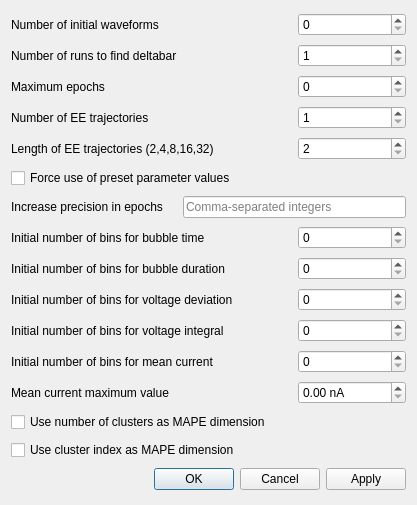
Before: the Qt Designer form src/gui/wavegendatadialog.ui in CompEphys-team/rtdo, drawn with Qt 5.
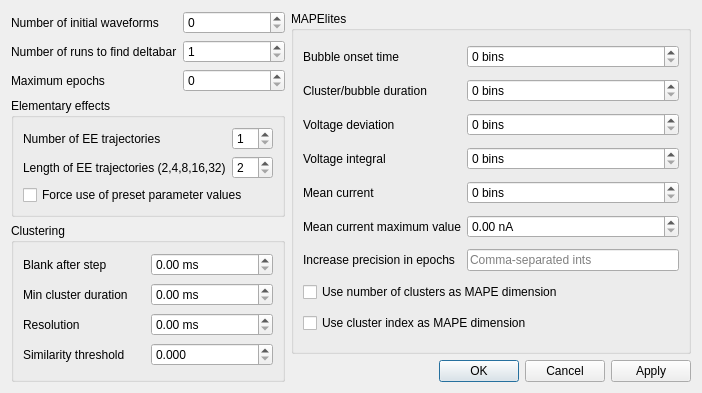
After: the same form once the commit is applied.

Commit message: Added cluster settings to WavegenData GUI

```diff
--- a/src/gui/wavegendatadialog.ui
+++ b/src/gui/wavegendatadialog.ui
@@ -6,8 +6,8 @@
    <rect>
     <x>0</x>
     <y>0</y>
-    <width>417</width>
-    <height>505</height>
+    <width>702</width>
+    <height>393</height>
    </rect>
   </property>
   <property name="windowTitle">
@@ -21,7 +21,7 @@
      </property>
     </widget>
    </item>
-   <item row="0" column="2">
+   <item row="0" column="1">
     <widget class="QSpinBox" name="nInitialWaves">
      <property name="maximum">
       <number>10000000</number>
@@ -35,7 +35,7 @@
      </property>
     </widget>
    </item>
-   <item row="1" column="2">
+   <item row="1" column="1">
     <widget class="QSpinBox" name="nDeltabarRuns">
      <property name="minimum">
       <number>1</number>
@@ -52,35 +52,41 @@
      </property>
     </widget>
    </item>
-   <item row="2" column="2">
+   <item row="2" column="1">
     <widget class="QSpinBox" name="maxIterations">
      <property name="maximum">
       <number>10000000</number>
      </property>
     </widget>
    </item>
-   <item row="3" column="0">
+   <item row="3" column="0" colspan="2">
+    <widget class="QGroupBox" name="groupBox_2">
+     <property name="title">
+      <string>Elementary effects</string>
+     </property>
+     <layout class="QGridLayout" name="gridLayout_3">
+      <item row="0" column="0">
     <widget class="QLabel" name="label_21">
      <property name="text">
       <string>Number of EE trajectories</string>
      </property>
     </widget>
    </item>
-   <item row="3" column="2">
+      <item row="0" column="1">
     <widget class="QSpinBox" name="nTrajectories">
      <property name="minimum">
       <number>1</number>
      </property>
     </widget>
    </item>
-   <item row="4" column="0" colspan="2">
+      <item row="1" column="0">
     <widget class="QLabel" name="label_22">
      <property name="text">
       <string>Length of EE trajectories (2,4,8,16,32)</string>
      </property>
     </widget>
    </item>
-   <item row="4" column="2">
+      <item row="1" column="1">
     <widget class="QSpinBox" name="trajectoryLength">
      <property name="minimum">
       <number>2</number>
@@ -90,105 +96,78 @@
      </property>
     </widget>
    </item>
-   <item row="5" column="0" colspan="3">
+      <item row="2" column="0" colspan="2">
     <widget class="QCheckBox" name="useBaseParameters">
      <property name="text">
       <string>Force use of preset parameter values</string>
      </property>
     </widget>
    </item>
-   <item row="6" column="0">
-    <widget class="QLabel" name="label_5">
+     </layout>
+    </widget>
+   </item>
+   <item row="0" column="2" rowspan="6">
+    <widget class="QGroupBox" name="groupBox">
+     <property name="title">
+      <string>MAPElites</string>
+     </property>
+     <layout class="QGridLayout" name="gridLayout_2">
+      <item row="0" column="0">
+       <widget class="QLabel" name="label_7">
      <property name="text">
-      <string>Increase precision in epochs</string>
+         <string>Bubble onset time</string>
      </property>
     </widget>
    </item>
-   <item row="6" column="1" colspan="2">
+      <item row="6" column="1">
     <widget class="QLineEdit" name="precisionIncreaseEpochs">
      <property name="placeholderText">
-      <string>Comma-separated integers</string>
+         <string>Comma-separated ints</string>
      </property>
     </widget>
    </item>
-   <item row="7" column="0" colspan="2">
-    <widget class="QLabel" name="label_7">
-     <property name="text">
-      <string>Initial number of bins for bubble time</string>
-     </property>
-    </widget>
-   </item>
-   <item row="7" column="2">
-    <widget class="QSpinBox" name="nBinsBubbleTime">
-     <property name="maximum">
-      <number>10000000</number>
-     </property>
-    </widget>
-   </item>
-   <item row="8" column="0" colspan="2">
-    <widget class="QLabel" name="label_8">
-     <property name="text">
-      <string>Initial number of bins for bubble duration</string>
-     </property>
-    </widget>
-   </item>
-   <item row="8" column="2">
+      <item row="1" column="1">
     <widget class="QSpinBox" name="nBinsBubbleDuration">
-     <property name="maximum">
-      <number>10000000</number>
-     </property>
-    </widget>
-   </item>
-   <item row="9" column="0" colspan="2">
-    <widget class="QLabel" name="label_9">
-     <property name="text">
-      <string>Initial number of bins for voltage deviation</string>
-     </property>
-    </widget>
-   </item>
-   <item row="9" column="2">
-    <widget class="QSpinBox" name="nBinsVoltageDeviation">
+        <property name="suffix">
+         <string> bins</string>
+        </property>
      <property name="maximum">
       <number>10000000</number>
      </property>
     </widget>
    </item>
-   <item row="10" column="0" colspan="2">
-    <widget class="QLabel" name="label_10">
-     <property name="text">
-      <string>Initial number of bins for voltage integral</string>
-     </property>
-    </widget>
-   </item>
-   <item row="10" column="2">
-    <widget class="QSpinBox" name="nBinsVoltageIntegral">
-     <property name="maximum">
-      <number>10000000</number>
-     </property>
-    </widget>
-   </item>
-   <item row="11" column="0" colspan="2">
-    <widget class="QLabel" name="label_14">
-     <property name="text">
-      <string>Initial number of bins for mean current</string>
-     </property>
-    </widget>
-   </item>
-   <item row="11" column="2">
-    <widget class="QSpinBox" name="nBinsMeanCurrent">
-     <property name="maximum">
-      <number>10000000</number>
-     </property>
-    </widget>
-   </item>
-   <item row="12" column="0">
+      <item row="5" column="0">
     <widget class="QLabel" name="label_23">
      <property name="text">
       <string>Mean current maximum value</string>
      </property>
     </widget>
    </item>
-   <item row="12" column="2">
+      <item row="2" column="0">
+       <widget class="QLabel" name="label_9">
+        <property name="text">
+         <string>Voltage deviation</string>
+        </property>
+       </widget>
+      </item>
+      <item row="2" column="1">
+       <widget class="QSpinBox" name="nBinsVoltageDeviation">
+        <property name="suffix">
+         <string> bins</string>
+        </property>
+        <property name="maximum">
+         <number>10000000</number>
+        </property>
+       </widget>
+      </item>
+      <item row="1" column="0">
+       <widget class="QLabel" name="label_8">
+        <property name="text">
+         <string>Cluster/bubble duration</string>
+        </property>
+       </widget>
+      </item>
+      <item row="5" column="1">
     <widget class="QDoubleSpinBox" name="meanCurrent_max">
      <property name="suffix">
       <string> nA</string>
@@ -198,21 +177,75 @@
      </property>
     </widget>
    </item>
-   <item row="13" column="0" colspan="3">
+      <item row="3" column="1">
+       <widget class="QSpinBox" name="nBinsVoltageIntegral">
+        <property name="suffix">
+         <string> bins</string>
+        </property>
+        <property name="maximum">
+         <number>10000000</number>
+        </property>
+       </widget>
+      </item>
+      <item row="7" column="0" colspan="2">
     <widget class="QCheckBox" name="mape_nClusters">
      <property name="text">
       <string>Use number of clusters as MAPE dimension</string>
      </property>
     </widget>
    </item>
-   <item row="14" column="0" colspan="3">
+      <item row="0" column="1">
+       <widget class="QSpinBox" name="nBinsBubbleTime">
+        <property name="suffix">
+         <string> bins</string>
+        </property>
+        <property name="maximum">
+         <number>10000000</number>
+        </property>
+       </widget>
+      </item>
+      <item row="4" column="1">
+       <widget class="QSpinBox" name="nBinsMeanCurrent">
+        <property name="suffix">
+         <string> bins</string>
+        </property>
+        <property name="maximum">
+         <number>10000000</number>
+        </property>
+       </widget>
+      </item>
+      <item row="6" column="0">
+       <widget class="QLabel" name="label_5">
+        <property name="text">
+         <string>Increase precision in epochs</string>
+        </property>
+       </widget>
+      </item>
+      <item row="3" column="0">
+       <widget class="QLabel" name="label_10">
+        <property name="text">
+         <string>Voltage integral</string>
+        </property>
+       </widget>
+      </item>
+      <item row="4" column="0">
+       <widget class="QLabel" name="label_14">
+        <property name="text">
+         <string>Mean current</string>
+        </property>
+       </widget>
+      </item>
+      <item row="8" column="0" colspan="2">
     <widget class="QCheckBox" name="mape_clusterIndex">
      <property name="text">
       <string>Use cluster index as MAPE dimension</string>
      </property>
     </widget>
    </item>
-   <item row="15" column="0" colspan="3">
+     </layout>
+    </widget>
+   </item>
+   <item row="6" column="2">
     <widget class="QDialogButtonBox" name="buttonBox">
      <property name="orientation">
       <enum>Qt::Horizontal</enum>
@@ -222,6 +255,77 @@
      </property>
     </widget>
    </item>
+   <item row="4" column="0" rowspan="3" colspan="2">
+    <widget class="QGroupBox" name="groupBox_3">
+     <property name="title">
+      <string>Clustering</string>
+     </property>
+     <layout class="QGridLayout" name="gridLayout_4">
+      <item row="0" column="0">
+       <widget class="QLabel" name="label_15">
+        <property name="text">
+         <string>Blank after step</string>
+        </property>
+       </widget>
+      </item>
+      <item row="0" column="1">
+       <widget class="QDoubleSpinBox" name="cluster_blank">
+        <property name="suffix">
+         <string> ms</string>
+        </property>
+       </widget>
+      </item>
+      <item row="1" column="0">
+       <widget class="QLabel" name="label_12">
+        <property name="text">
+         <string>Min cluster duration</string>
+        </property>
+       </widget>
+      </item>
+      <item row="1" column="1">
+       <widget class="QDoubleSpinBox" name="cluster_minLen">
+        <property name="suffix">
+         <string> ms</string>
+        </property>
+        <property name="maximum">
+         <double>999.990000000000009</double>
+        </property>
+       </widget>
+      </item>
+      <item row="2" column="0">
+       <widget class="QLabel" name="label_11">
+        <property name="text">
+         <string>Resolution</string>
+        </property>
+       </widget>
+      </item>
+      <item row="2" column="1">
+       <widget class="QDoubleSpinBox" name="cluster_secLen">
+        <property name="suffix">
+         <string> ms</string>
+        </property>
+       </widget>
+      </item>
+      <item row="3" column="0">
+       <widget class="QLabel" name="label_13">
+        <property name="text">
+         <string>Similarity threshold</string>
+        </property>
+       </widget>
+      </item>
+      <item row="3" column="1">
+       <widget class="QDoubleSpinBox" name="cluster_threshold">
+        <property name="decimals">
+         <number>3</number>
+        </property>
+        <property name="maximum">
+         <double>1.000000000000000</double>
+        </property>
+       </widget>
+      </item>
+     </layout>
+    </widget>
+   </item>
   </layout>
  </widget>
  <resources/>
```
Lines whose indentation alone changed are shown as unchanged. The commit also changes 1 other file.
